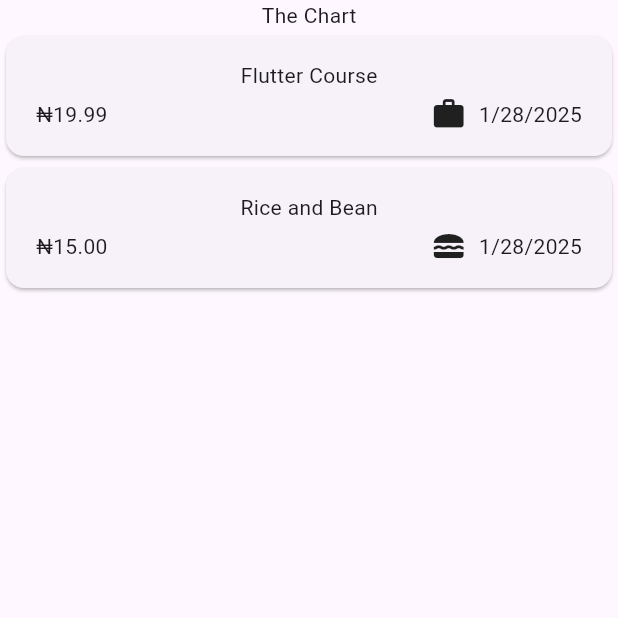
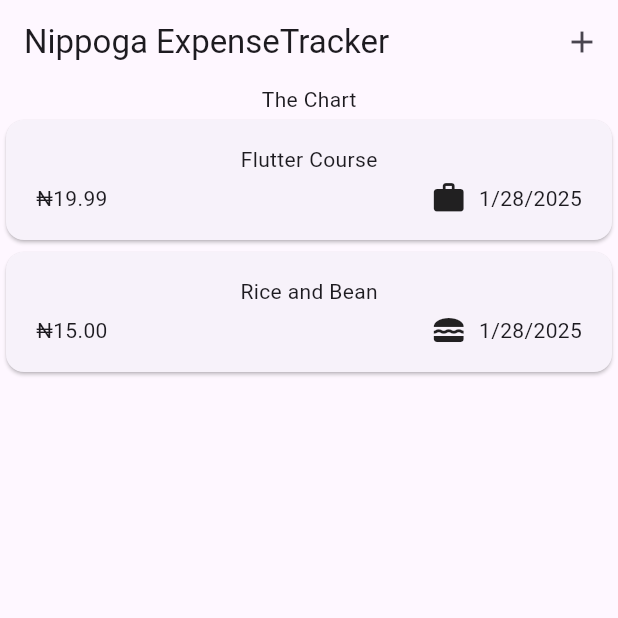
Before and after one commit to uche-hub/expense_tracker, a Flutter app: the screen it shows after launch, on a phone screen of 412 x 824 dp, the top half of it. Run offline on Flutter 3.47's test engine with Material 3 defaults, Android fonts, the phone set to English and light mode, and no system bars.

Commit message:
Added Appbar

```diff
--- a/lib/widgets/expenses.dart
+++ b/lib/widgets/expenses.dart
@@ -28,6 +28,16 @@ class _ExpensesState extends State<Expenses> {
   @override
   Widget build(BuildContext context) {
     return Scaffold(
+      // Toolbar with the add button
+      appBar: AppBar(
+        title: Text("Nippoga ExpenseTracker"),
+        actions: [
+          IconButton(
+            icon: Icon(Icons.add),
+            onPressed: () {},
+          )
+        ],
+      ),
       body: Column(
         children: [
           Text("The Chart"),
```
